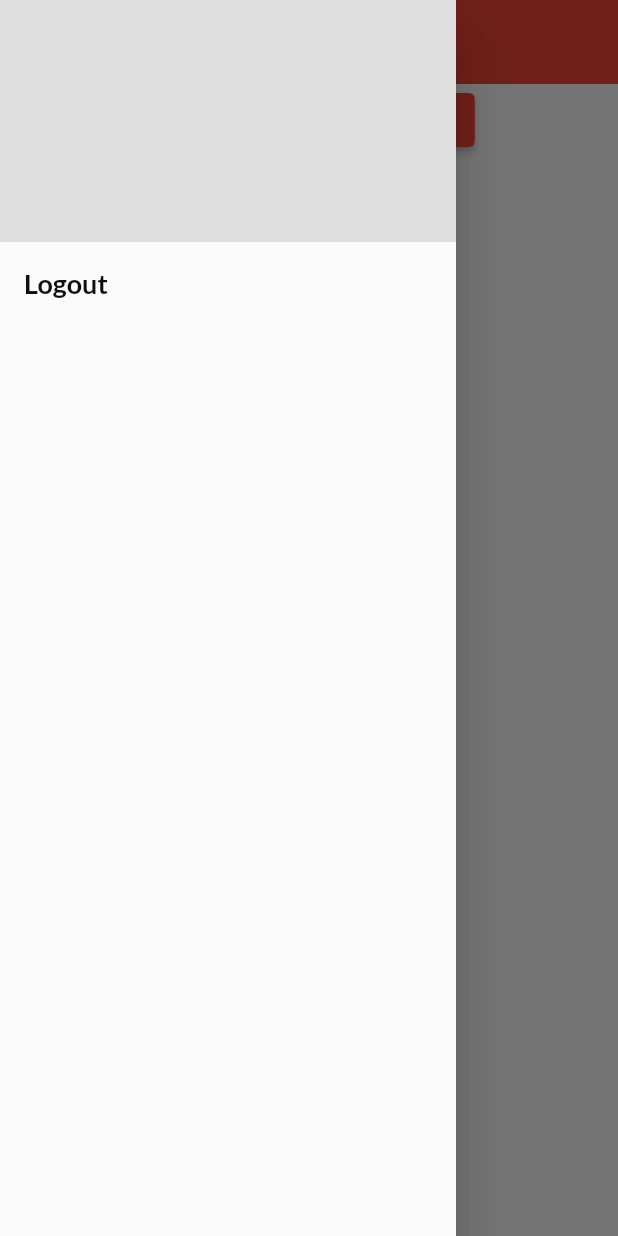
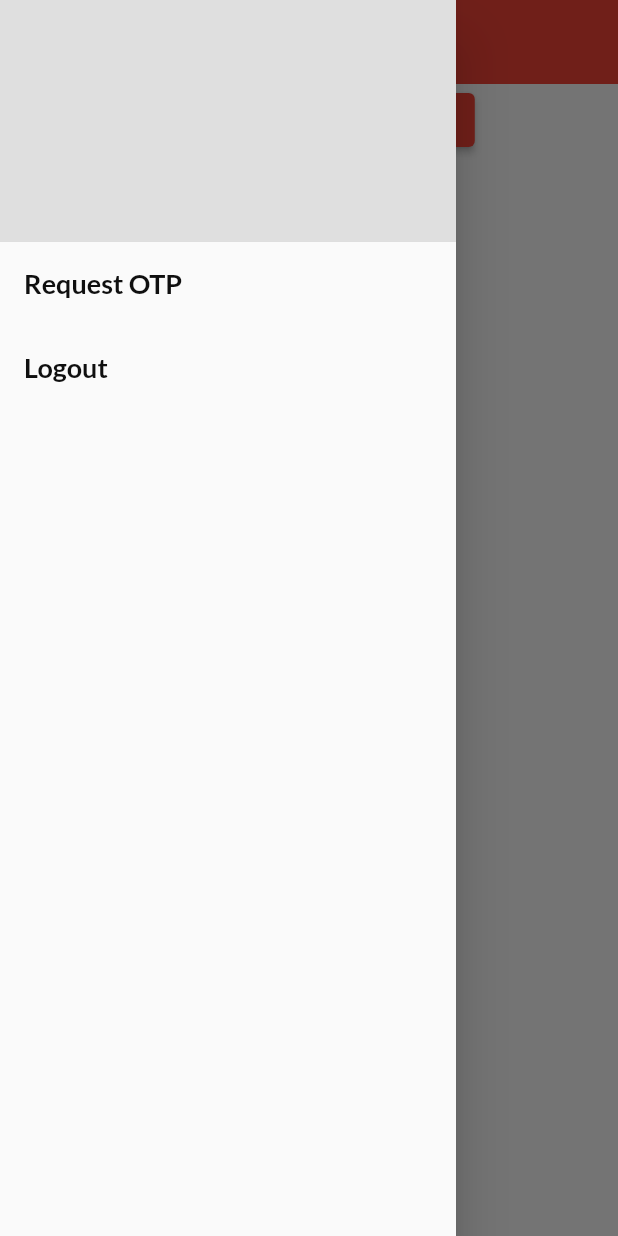
Before and after one commit to samarth1011/flutter_update_adhar_address, a Flutter app: the screen it shows once a user with an empty profile is signed in, with the side drawer open, on a phone screen of 412 x 824 dp. Run offline on Flutter 3.47's test engine with Material 2 defaults, Android fonts, the phone set to English and light mode, and no system bars; our stand-ins replace cloud_firestore, firebase_auth, firebase_core, firebase_dynamic_links, flutter_signin_button, geocoding and 2 more; missing offline and left inert: flutter_glow, future_progress_dialog, mailer; accounts and stored records are empty.

Commit message:
added request otp option to drawer

```diff
--- a/lib/auth_wrapper.dart
+++ b/lib/auth_wrapper.dart
@@ -20,7 +20,7 @@ class AuthWrapper extends StatelessWidget {
         if (user == null) {
           return const LoginPage();
         } else {
-          return HomePage();
+          return const HomePage();
         }
       },
     );
--- a/lib/screens/home_page/home_drawer.dart
+++ b/lib/screens/home_page/home_drawer.dart
@@ -1,6 +1,7 @@
 import 'package:firebase_auth/firebase_auth.dart';
 import 'package:flutter/material.dart';
 import 'package:flutter_update_adhar_address/resources/colors/ui_palette.dart';
+import 'package:flutter_update_adhar_address/screens/offline_ekyc/steps/request_otp_step.dart';
 import 'package:flutter_update_adhar_address/services/firebase_auth_api/auth_service.dart';
 
 class HomeDrawer extends StatelessWidget {
@@ -28,6 +29,24 @@ class HomeDrawer extends StatelessWidget {
                   child: Icon(Icons.error),
                 );
               }
+            },
+          ),
+          ListTile(
+            title: Text(
+              'Request OTP',
+              style: TextStyle(
+                color: UiPalette.textDarkShade(1),
+                fontWeight: FontWeight.bold,
+                fontSize: 18,
+              ),
+            ),
+            onTap: () async {
+              await Navigator.push(
+                context,
+                MaterialPageRoute(
+                  builder: (_) => RequestOtpStepScreen(),
+                ),
+              );
             },
           ),
           ListTile(
--- a/lib/screens/home_page/home_page.dart
+++ b/lib/screens/home_page/home_page.dart
@@ -403,27 +403,12 @@ class _HomePageState extends State<HomePage> {
                                     },
                                   );
                                 },
-                                icon: Icon(Icons.logout),
-                                label: Text("Edit Address"))
-                            : SizedBox(height: 10),
-                        SizedBox(
+                                icon: const Icon(Icons.logout),
+                                label: const Text("Edit Address"))
+                            : const SizedBox(height: 10),
+                        const SizedBox(
                           height: 30,
                         ),
-                        ElevatedButton.icon(
-                            onPressed: () {
-                              FirebaseAuth.instance
-                                  .signOut()
-                                  .then((value) => {
-                                        print("Signed out"),
-                                        Navigator.pushReplacementNamed(
-                                            context, 'LoginPage')
-                                      })
-                                  .catchError((e) {
-                                print(e);
-                              });
-                            },
-                            icon: Icon(Icons.logout),
-                            label: Text("Logout"))
                       ],
                     ),
                   );
```
